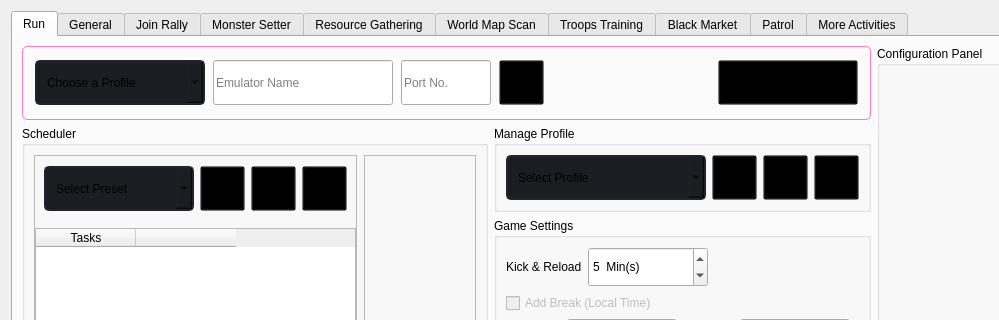
Before: the Qt Designer form gui/ui_files/instance_page.ui in evsahal/TaskEX, drawn with Qt 5; both pictures show x 0 to 999 and y 0 to 320 of the 1143 by 836 pixel window.
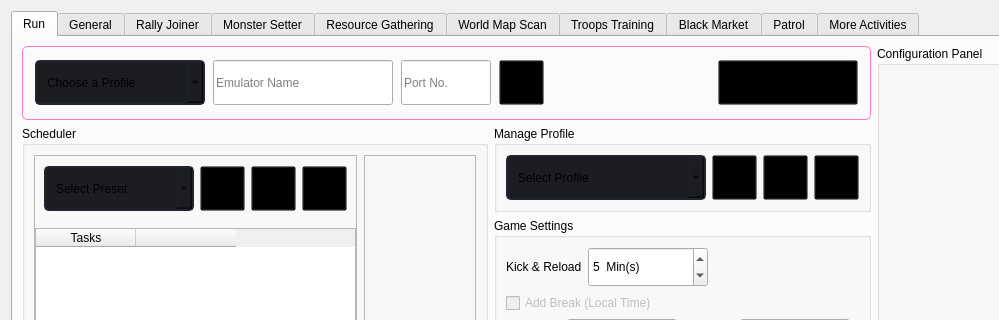
After: the same form once the commit is applied. Icons and pictures are not drawn.

Diff of the .ui file:
```diff
--- a/gui/ui_files/instance_page.ui
+++ b/gui/ui_files/instance_page.ui
@@ -1440,7 +1440,7 @@
      </widget>
      <widget class="QWidget" name="join_rally_tab_">
       <attribute name="title">
-       <string>Join Rally</string>
+       <string>Rally Joiner</string>
       </attribute>
       <layout class="QVBoxLayout" name="verticalLayout_12" stretch="10,3">
        <item>
```
